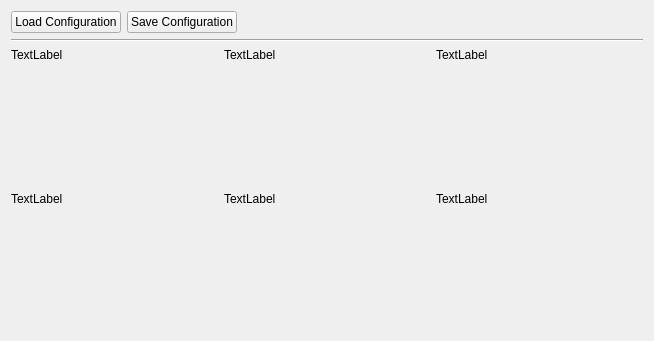
First picture: the form in ruby/lib/vizkit/widgets/compound_display/compound_display.ui, repository rock-core/gui-vizkit, before the edit.
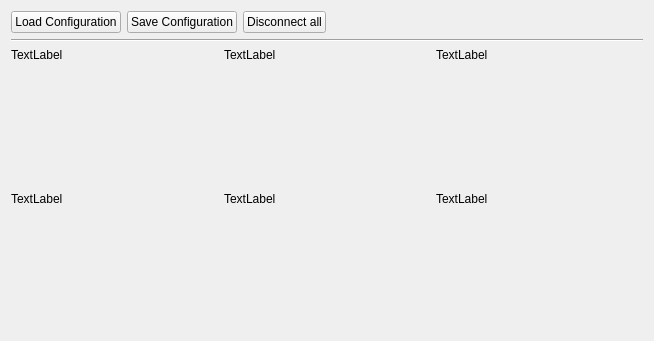
Second picture: the form after the edit.

Commit message: CompoundDisplay: local reference to display widget objects. disconnect/reconnect functionality (untested)

```diff
--- a/ruby/lib/vizkit/widgets/compound_display/compound_display.ui
+++ b/ruby/lib/vizkit/widgets/compound_display/compound_display.ui
@@ -69,6 +69,13 @@
           </property>
          </widget>
         </item>
+        <item>
+         <widget class="QPushButton" name="disconnect_button">
+          <property name="text">
+           <string>Disconnect all</string>
+          </property>
+         </widget>
+        </item>
         <item>
          <spacer name="horizontalSpacer">
           <property name="orientation">
```
The commit also changes 1 other file.
